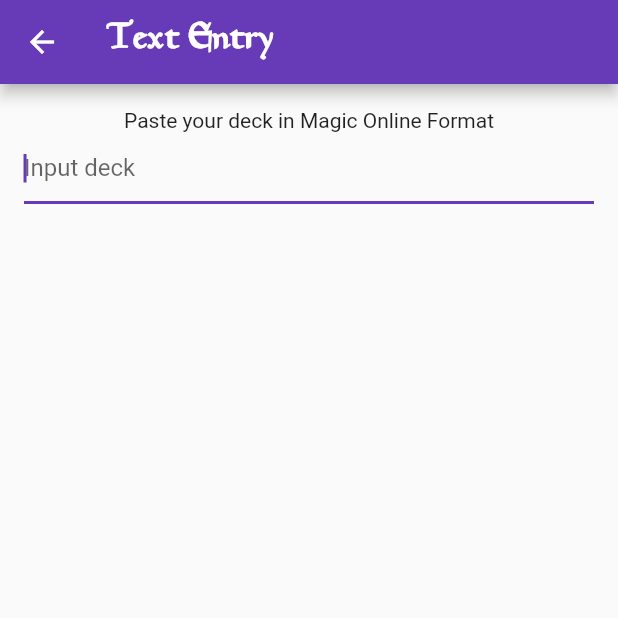
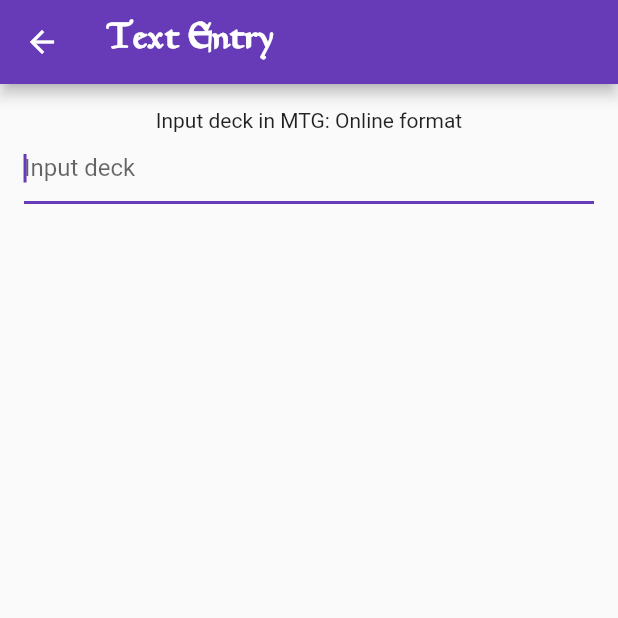
Before and after one commit to TNT670/seniordesign-mtg, a Flutter app: the TextEntryScreen screen opened by its route, on a phone screen of 412 x 824 dp, the top half of it. Run offline on Flutter 3.47's test engine with Material 2 defaults, Android fonts, the phone set to English and light mode, and no system bars; our stand-ins replace flutter_svg, image_picker, implicitly_animated_reorderable_list, permission_handler, tuple; missing offline and left inert: flutter_mobile_vision, starflut, tesseract_ocr.

Commit message:
Release for Production

```diff
--- a/mtg_slo/lib/screens/text_entry_screen/text_entry_screen.dart
+++ b/mtg_slo/lib/screens/text_entry_screen/text_entry_screen.dart
@@ -14,7 +14,7 @@ class TextEntryScreen extends StatefulWidget {
 }
 
 class _TextEntryScreenState extends State<TextEntryScreen> {
-  String _boxText;
+  String _boxText, _currentCard;
   FocusNode boxFocusNode;
   bool _loading;
 
@@ -22,6 +22,7 @@ class _TextEntryScreenState extends State<TextEntryScreen> {
   void initState() {
     super.initState();
     _loading = false;
+    _currentCard = "Input deck in MTG: Online format";
     boxFocusNode = FocusNode();
   }
 
@@ -53,7 +54,7 @@ class _TextEntryScreenState extends State<TextEntryScreen> {
           padding: EdgeInsets.all(16.0),
           child: Column(
             children: <Widget> [
-              Text('Paste your deck in Magic Online Format'),
+              Text('$_currentCard'),
               Expanded(
                 flex: 3,
                 child: !_loading ? Container(
@@ -70,11 +71,11 @@ class _TextEntryScreenState extends State<TextEntryScreen> {
                       },
                       )
                 ) : FractionallySizedBox(
-                    heightFactor: .25,
-                    widthFactor: .33,
-                    child: CircularProgressIndicator(
-                      strokeWidth: 25,
-                    )
+                        heightFactor: .25,
+                        widthFactor: .33,
+                        child: CircularProgressIndicator(
+                          strokeWidth: 25,
+                        )
                 )
               )
             ]
@@ -95,13 +96,15 @@ class _TextEntryScreenState extends State<TextEntryScreen> {
           Deck cardListObjFinal = Deck("tempname");
 
           for (var key in cardListMap.keys) {
+            setState(() { _currentCard = key;});
             cardListObj.add(await textEntryProcessing.fetchCards(key, cardListMap[key]));
           }
 
           for (var card in cardListObj) {
             if (!card.getTypeLine.contains('Land'))
-              for (int i=0; i<card.numCards; i++)
+              for (int i=0; i<card.numCards; i++) {
                 cardListObjFinal.addCard(card);
+              }
           }
 
           print(cardListObjFinal.length);
--- a/mtg_slo/pubspec.yaml
+++ b/mtg_slo/pubspec.yaml
@@ -36,6 +36,8 @@ dependencies:
 
   tesseract_ocr: ^0.3.0
 
+  flutter_automation: ^1.3.3
+
   # The following adds the Cupertino Icons font to your application.
   # Use with the CupertinoIcons class for iOS style icons.
   cupertino_icons: ^0.1.2
@@ -43,6 +45,7 @@ dependencies:
 dev_dependencies:
   flutter_test:
     sdk: flutter
+
 
 
 # For information on the generic Dart part of this file, see the
```
Also changed, not shown: mtg_slo/pubspec.lock, 7 other files.
